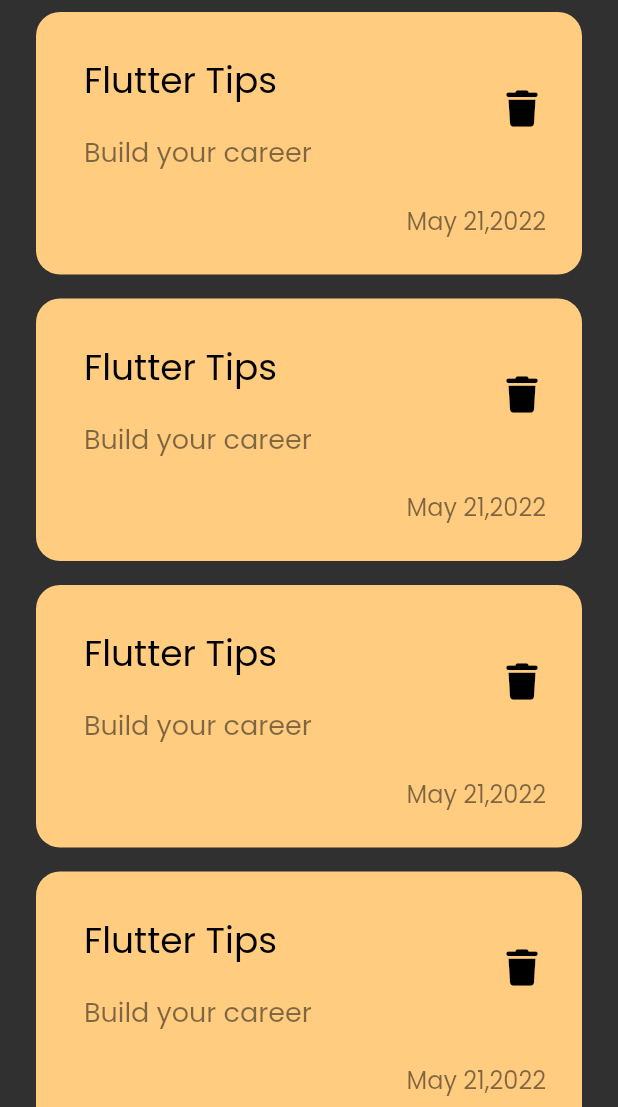
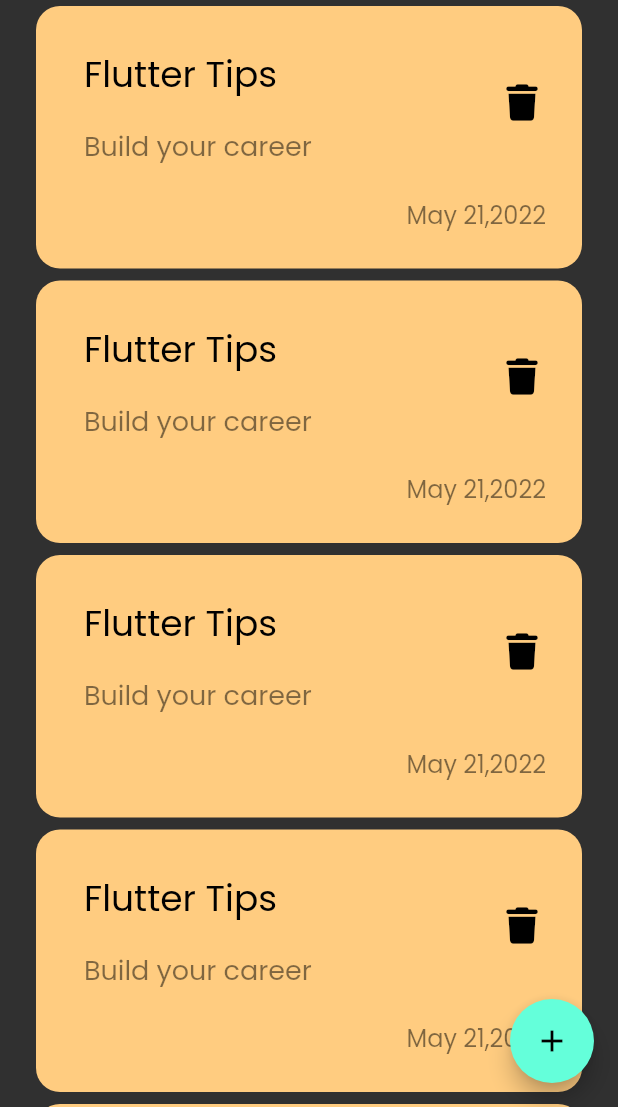
Before and after one commit to AyaIbrahim3027/notes_app, a Flutter app: the screen it shows after launch, on a phone screen of 412 x 824 dp, the part 129-1236 px from its top. Run offline on Flutter 3.47's test engine with Material 2 defaults, Android fonts, the phone set to English and light mode, and no system bars; our stand-ins replace font_awesome_flutter.

Commit message:
add floating action button

```diff
--- a/lib/views/notes_view.dart
+++ b/lib/views/notes_view.dart
@@ -6,8 +6,14 @@ class NotesView extends StatelessWidget {
 
   @override
   Widget build(BuildContext context) {
-    return const Scaffold(
-      body: NotesViewBody(),
+    return Scaffold(
+      floatingActionButton: FloatingActionButton(
+        onPressed: () {},
+        child: const Icon(
+          Icons.add,
+        ),
+      ),
+      body: const NotesViewBody(),
     );
   }
 }
--- a/lib/views/widgets/notes_list_view.dart
+++ b/lib/views/widgets/notes_list_view.dart
@@ -5,11 +5,13 @@ import 'custom_note_item.dart';
 class NotesListView extends StatelessWidget {
   const NotesListView({Key? key}) : super(key: key);
 
+  // final data = const[];
+
   @override
   Widget build(BuildContext context) {
     return ListView.builder(itemBuilder : (context, index){
       return const Padding(
-        padding: EdgeInsets.symmetric(vertical: 8.0),
+        padding: EdgeInsets.symmetric(vertical: 4),
         child: NoteItem(),
       );
     });
```
